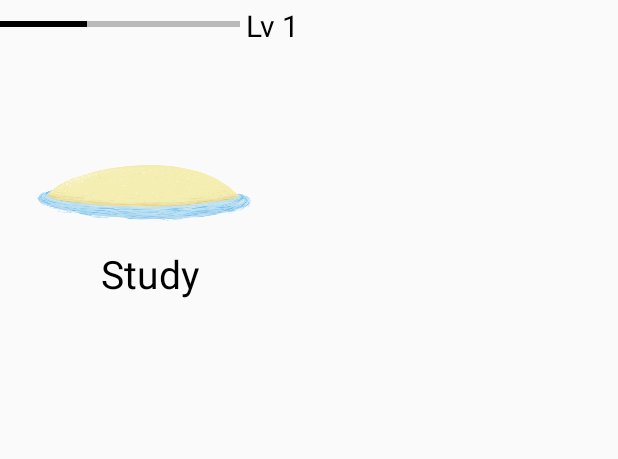
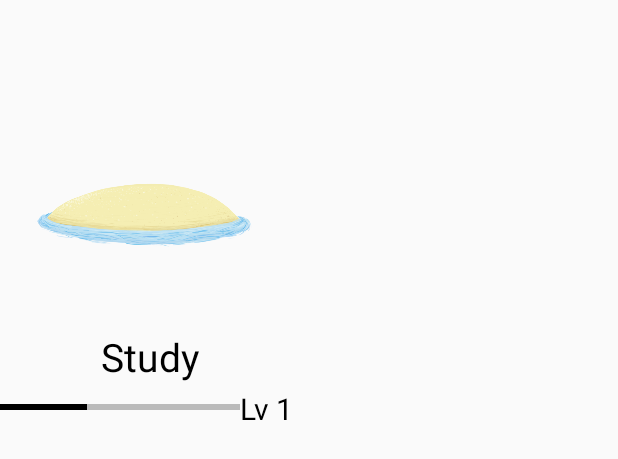
Before and after one commit to nuox3/Isles-of-Life, an Android app: the layout homepage_single_island.xml on its own in the app's theme, with its tools: preview values and no code run, on a phone screen of 412 x 824 dp. Shown: the top 459 px of the screen. Run offline under Robolectric (Android 15) with nearby library versions, the phone set to English and light mode, and no system bars.

Commit message:
update upgrade feature

```diff
--- a/application/app/src/main/java/com/cs465/islesoflife/Adapters/ToDoAdapter.java
+++ b/application/app/src/main/java/com/cs465/islesoflife/Adapters/ToDoAdapter.java
@@ -81,8 +81,8 @@ public class ToDoAdapter extends RecyclerView.Adapter<ToDoAdapter.ViewHolder> {
                 if (isChecked) {
                     db.updateStatus(item.getId(), 1);
                     currEXP = currEXP + Integer.valueOf(item.getImportance());
-                    if(currEXP >= 100){
-                        currEXP = currEXP - 100;
+                    if(currEXP >= 5){
+                        currEXP = currEXP - 5;
                         int level = db.getIslandLevel(item.getCategory());
                         level += 1;
                         db.updateLevel(item.getCategory(), level);
--- a/application/app/src/main/java/com/cs465/islesoflife/IslandDetail.java
+++ b/application/app/src/main/java/com/cs465/islesoflife/IslandDetail.java
@@ -54,6 +54,10 @@ public class IslandDetail  extends AppCompatActivity {
         int speciesResource569;
 
         switch (curIslandLevel) {
+            case 1:
+                Species234.setImageResource(android.R.color.transparent);
+                Species569.setImageResource(android.R.color.transparent);
+                break;
             case 2: // bird egg
                 if(speciesListSize != 0) {
                     speciesResource234 = getResources().getIdentifier(speciesList.get(0).getImagePath(), null, getPackageName());
@@ -127,7 +131,7 @@ public class IslandDetail  extends AppCompatActivity {
             islandName.setText(islandList.get(curIslandIdx).getName());
             islandLevel.setText("Level: " + islandList.get(curIslandIdx).getLevel());
             islandProgress.setProgress(islandList.get(curIslandIdx).getEXP());
-            islandProgressText.setText("(" + islandList.get(curIslandIdx).getEXP() + "/100)");
+            islandProgressText.setText("(" + islandList.get(curIslandIdx).getEXP() + "/5)");
             setIslandView();
 
             speciesNameList.add("Island Base: " + String.valueOf(islandList.get(curIslandIdx).getBase()));
--- a/application/app/src/main/res/layout/homepage_single_island.xml
+++ b/application/app/src/main/res/layout/homepage_single_island.xml
@@ -2,11 +2,37 @@
 <LinearLayout xmlns:android="http://schemas.android.com/apk/res/android"
     android:layout_width="wrap_content"
     android:layout_height="wrap_content"
-    android:orientation="horizontal">
-    <RelativeLayout
+    android:orientation="vertical">
+
+
+
+        <ImageButton
+            android:id="@+id/islandImage"
             android:layout_width="200dp"
-        android:layout_height="200dp">
+            android:layout_height="200dp"
+            android:layout_gravity="top"
+            android:layout_marginBottom="20dp"
+            android:backgroundTint="#00000000"
+            android:scaleType="fitXY"
+            android:src="@drawable/sand_island_1"></ImageButton>
 
+    <TextView
+        android:id="@+id/islandName"
+        android:layout_width="wrap_content"
+        android:layout_height="wrap_content"
+        android:layout_alignParentBottom="true"
+        android:layout_centerHorizontal="true"
+        android:text="Study"
+        android:textColor="@color/black"
+        android:layout_gravity="center_horizontal"
+        android:textSize="26sp"></TextView>
+
+        <LinearLayout
+            android:layout_width="wrap_content"
+            android:layout_height="wrap_content"
+            android:layout_alignBottom="@id/islandName"
+            android:layout_below="@id/islandName"
+            >
             <ProgressBar
                 android:id="@+id/progress"
                 android:layout_width="160dp"
@@ -29,26 +55,5 @@
                 android:textSize="20sp">
             </TextView>
 
-        <ImageButton
-            android:id="@+id/islandImage"
-            android:layout_width="wrap_content"
-            android:layout_height="wrap_content"
-            android:scaleType="fitXY"
-            android:src="@drawable/sand_island_1"
-            android:backgroundTint="#00000000"
-            android:layout_gravity="top"
-            android:layout_marginBottom="20dp">
-        </ImageButton>
-
-        <TextView
-            android:id="@+id/islandName"
-            android:layout_width="wrap_content"
-            android:layout_height="wrap_content"
-            android:text="Study"
-            android:textSize="26sp"
-            android:layout_alignParentBottom="true"
-            android:layout_centerHorizontal="true"
-            android:textColor="@color/black">
-        </TextView>
-    </RelativeLayout>
         </LinearLayout>
+</LinearLayout>
--- a/application/app/src/main/res/layout/island_detail.xml
+++ b/application/app/src/main/res/layout/island_detail.xml
@@ -78,14 +78,14 @@
                 style="@style/Widget.AppCompat.ProgressBar.Horizontal"
                 android:layout_width="150dp"
                 android:layout_height="wrap_content"
-                android:max="100"
-                android:progress="25"
+                android:max="5"
+                android:progress="0"
                 android:scaleY="2"
                 android:id="@+id/progress"/>
             <TextView
                 android:layout_width="wrap_content"
                 android:layout_height="wrap_content"
-                android:text="(25/100)"
+                android:text="(0/5)"
                 android:textSize="15dp"
                 android:paddingLeft="10dp"
                 android:id="@+id/levelText"/>
```
Also changed, not shown: application/app/src/main/AndroidManifest.xml (+1 -6 lines), application/app/src/main/java/com/cs465/islesoflife/Utils/DatabaseHandler.java (+34 -34 lines). Lines whose indentation alone changed are shown as unchanged.
